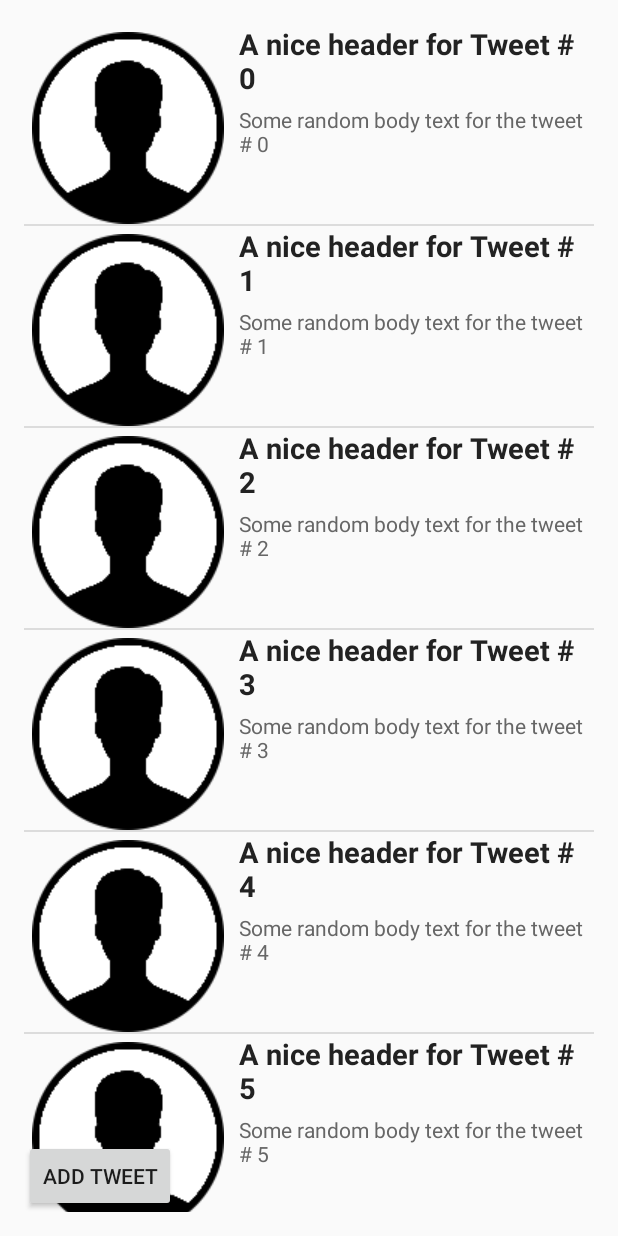
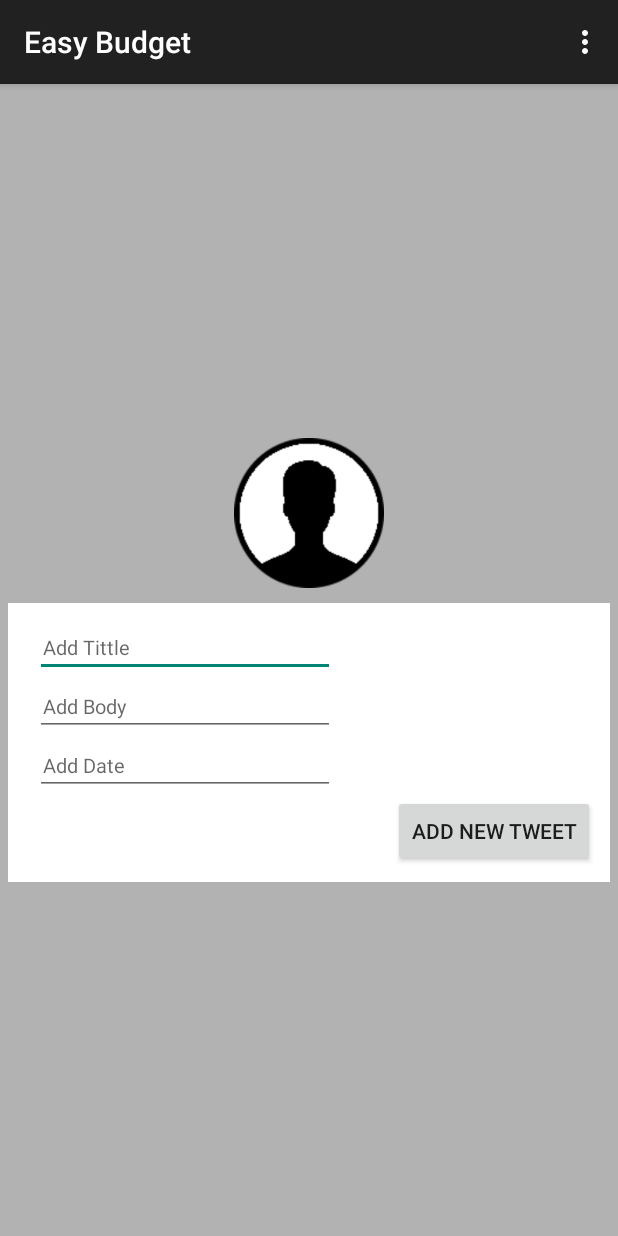
Before and after one commit to Thefastests/EasyBudget, an Android app: the TweetListActivity screen opened directly, with no data from a screen before it, after a tap on "ADD TWEET", on a phone screen of 412 x 824 dp. Run offline under Robolectric (Android 15) with nearby library versions, the phone set to English and light mode, and no system bars.

```diff
--- a/app/src/main/AndroidManifest.xml
+++ b/app/src/main/AndroidManifest.xml
@@ -24,6 +24,10 @@
             android:name=".TweetDetailActivity"
             android:label="@string/title_activity_tweet_detail" >
         </activity>
+        <activity
+            android:name=".TweetAddActivity"
+            android:label="@string/title_activity_tweet_add" >
+        </activity>
     </application>
 
 </manifest>
--- a/app/src/main/java/org/no_ip/magicperf2/easybudget/AsyncAddTweet.java
+++ b/app/src/main/java/org/no_ip/magicperf2/easybudget/AsyncAddTweet.java
@@ -5,40 +5,58 @@ import android.util.Log;
 
 import org.no_ip.magicperf2.easybudget.models.Tweet;
 
+import java.io.FileInputStream;
 import java.io.FileOutputStream;
+import java.io.ObjectInputStream;
 import java.io.ObjectOutputStream;
 import java.util.List;
 
 /**
  * Created by steve on 6/21/15.
  */
-public class AsyncAddTweet extends AsyncTask<List<Tweet>,Void,Void> {
-    private List<Tweet> tweetsWrite;
+public class AsyncAddTweet extends AsyncTask<List<Tweet>,Void,List<Tweet>> {
+    private List<Tweet> tweetsRead;
     private static final String TWEETS_CACHE_FILE = "tweet_cache.ser";
-    private TweetListActivity activity;
+    private TweetAddActivity activity;
+    private Tweet tweetToAdd;
 
-    public AsyncAddTweet(TweetListActivity act){
+    public AsyncAddTweet(TweetAddActivity act,Tweet t){
         activity = act;
+        tweetToAdd=t;
     }
 
     @Override
-    protected Void doInBackground(List<Tweet>... params) {
-        tweetsWrite = params[0];
-        Tweet tweet = new Tweet();
-        tweet.setTitle("Random Tweet"+tweetsWrite.size()+1);
-        tweet.setBody("Set Body");
-        tweet.setDate("TOday");
-        tweetsWrite.add(tweet);
+    protected List<Tweet> doInBackground(List<Tweet>... params) {
+        tweetsRead = params[0];
+        try {
+            //Thread.sleep(5000);
+            FileInputStream fis = activity.openFileInput(TWEETS_CACHE_FILE);
+            ObjectInputStream ois = new ObjectInputStream(fis);
+            tweetsRead = (List<Tweet>) ois.readObject();
+            //close file handles
+            ois.close();
+            fis.close();
+        }catch (Exception e){
+            //log exceptions (at least)
+            Log.e("codelearn", "Error reading tweets", e);
+        }
+        tweetsRead.add(tweetToAdd);
         try{
             FileOutputStream fos = activity.openFileOutput(TWEETS_CACHE_FILE, 0);
             ObjectOutputStream oos = new ObjectOutputStream(fos);
-            oos.writeObject(tweetsWrite);
+            oos.writeObject(tweetsRead);
             Log.d("codelearn", "Successfully wrote tweets to the file.");
             oos.close();
             fos.close();
         }catch(Exception e){
             Log.e("codelearn", "Error writing tweets", e);
         }
-        return null;
+        return tweetsRead;//null;
+    }
+
+    protected void onPostExecute(List<Tweet> result) {
+        //pass result to main UI thread to show the final data
+        //activity.renderTweets(result);
+        TweetListActivity.getInstance().renderTweets(result);
     }
 }
--- a/app/src/main/java/org/no_ip/magicperf2/easybudget/AsynchWriteTweets.java
+++ b/app/src/main/java/org/no_ip/magicperf2/easybudget/AsynchWriteTweets.java
@@ -29,6 +29,7 @@ public class AsynchWriteTweets extends AsyncTask<List<Tweet>,Void,Void> {
                 Tweet tweet = new Tweet();
                 tweet.setTitle("A nice header for Tweet # " +i);
                 tweet.setBody("Some random body text for the tweet # " +i);
+                tweet.setDate("Today");
                 tweetsWrite.add(tweet);
             }
         }catch(Exception e){
--- a/app/src/main/java/org/no_ip/magicperf2/easybudget/MainActivity.java
+++ b/app/src/main/java/org/no_ip/magicperf2/easybudget/MainActivity.java
@@ -37,9 +37,9 @@ public class MainActivity extends ActionBarActivity {
                 Log.d("Codelearn", "username caught - " + usernameValue);
                 SharedPreferences prefs = getSharedPreferences("codelearn_twitter", MODE_PRIVATE);
                 SharedPreferences.Editor editor = prefs.edit();
-                editor.putString("key1",usernameValue);
-                editor.putString("key2",passwordValue);
-                editor.apply();
+                //editor.putString("key1",usernameValue);
+                //editor.putString("key2",passwordValue);
+                //editor.apply();
                 Intent intent = new Intent(MainActivity.this, TweetListActivity.class);
                 startActivity(intent);
             }
--- a/app/src/main/java/org/no_ip/magicperf2/easybudget/TweetAdapter.java
+++ b/app/src/main/java/org/no_ip/magicperf2/easybudget/TweetAdapter.java
@@ -33,13 +33,13 @@ public class TweetAdapter extends ArrayAdapter<Tweet>{
             v = inflater.inflate(R.layout.row_tweet, parent, false);
         }
         Tweet tweet = tweets.get(position);
-        TextView tittle = (TextView) v.findViewById(R.id.tweetTitle);
+        TextView tittle = (TextView) v.findViewById(R.id.tweetDefaultTitle);
         tittle.setText(tweet.getTitle());
 
-        TextView body = (TextView) v.findViewById(R.id.tweetBody);
+        TextView body = (TextView) v.findViewById(R.id.tweetDefaultBody);
         body.setText(tweet.getBody());
 
-        TextView date = (TextView) v.findViewById(R.id.tweetDate);
+        TextView date = (TextView) v.findViewById(R.id.tweetDefaultDate);
         date.setText(tweet.getDate());
 
         return v;
--- /dev/null
+++ b/app/src/main/java/org/no_ip/magicperf2/easybudget/TweetAddActivity.java
@@ -0,0 +1,65 @@
+package org.no_ip.magicperf2.easybudget;
+
+import android.support.v7.app.ActionBarActivity;
+import android.os.Bundle;
+import android.util.Log;
+import android.view.Menu;
+import android.view.MenuItem;
+import android.view.View;
+import android.widget.Button;
+import android.widget.TextView;
+
+import org.no_ip.magicperf2.easybudget.models.Tweet;
+
+import java.util.ArrayList;
+import java.util.List;
+
+
+public class TweetAddActivity extends ActionBarActivity {
+    @Override
+    protected void onCreate(Bundle savedInstanceState) {
+        super.onCreate(savedInstanceState);
+        setContentView(R.layout.activity_tweet_add);
+
+        Button addTweet = (Button) findViewById(R.id.addNewTweet);
+        addTweet.setOnClickListener(new View.OnClickListener() {
+            @Override
+            public void onClick(View v) {
+                TextView tittle = (TextView) findViewById(R.id.tweetNewTitle);
+                TextView body = (TextView) findViewById(R.id.tweetNewBody);
+                TextView date = (TextView) findViewById(R.id.tweetNewDate);
+                Tweet tweet = new Tweet();
+                tweet.setTitle(tittle.getText().toString());
+                tweet.setBody(body.getText().toString());
+                tweet.setDate(date.getText().toString());
+                List<Tweet> tweets = new ArrayList<Tweet>();
+                new AsyncAddTweet(TweetAddActivity.this,tweet).execute(tweets);
+                //new TweetListActivity().renderTweets();
+                finish();
+                Log.d("learn",tweet.getTitle()+" "+tweet.getBody());
+            }
+        });
+    }
+
+    @Override
+    public boolean onCreateOptionsMenu(Menu menu) {
+        // Inflate the menu; this adds items to the action bar if it is present.
+        getMenuInflater().inflate(R.menu.menu_tweet_add, menu);
+        return true;
+    }
+
+    @Override
+    public boolean onOptionsItemSelected(MenuItem item) {
+        // Handle action bar item clicks here. The action bar will
+        // automatically handle clicks on the Home/Up button, so long
+        // as you specify a parent activity in AndroidManifest.xml.
+        int id = item.getItemId();
+
+        //noinspection SimplifiableIfStatement
+        if (id == R.id.action_settings) {
+            return true;
+        }
+
+        return super.onOptionsItemSelected(item);
+    }
+}
--- a/app/src/main/java/org/no_ip/magicperf2/easybudget/TweetListActivity.java
+++ b/app/src/main/java/org/no_ip/magicperf2/easybudget/TweetListActivity.java
@@ -9,6 +9,8 @@ import android.widget.ArrayAdapter;
 import android.widget.Button;
 import android.widget.ListView;
 import org.no_ip.magicperf2.easybudget.models.Tweet;
+
+import java.io.Serializable;
 import java.util.ArrayList;
 import java.util.List;
 
@@ -18,6 +20,7 @@ public class TweetListActivity extends ListActivity {
     private List<Tweet> tweetsWrite;
     private static final String TWEETS_CACHE_FILE = "tweet_cache.ser";
     private Button addTweet;
+    private static TweetListActivity instance;
 
     public void renderTweets(List<Tweet> tweets) {
         try{
@@ -28,23 +31,29 @@ public class TweetListActivity extends ListActivity {
         }
     }
 
+    public static TweetListActivity getInstance(){
+        return instance;
+    }
+
     @Override
     protected void onCreate(Bundle savedInstanceState) {
         super.onCreate(savedInstanceState);
         setContentView(R.layout.activity_tweet_list);
-
+        instance=this;
         tweetsWrite = new ArrayList<Tweet>();
         tweetsRead = new ArrayList<Tweet>();
 
-        new AsynchWriteTweets(this).execute(tweetsWrite);
-        final TweetListActivity tweetListActivity = this;
+        //new AsynchWriteTweets(this).execute(tweetsWrite);
+        //final TweetListActivity tweetListActivity = this;
 
         addTweet = (Button) findViewById(R.id.addTweetButton);
         addTweet.setOnClickListener(new View.OnClickListener() {
             @Override
             public void onClick(View v) {
-                new AsyncAddTweet(tweetListActivity).execute(tweetsWrite);
-                new AsyncFetchTweets(tweetListActivity).execute(tweetsRead);
+                Intent intent = new Intent(TweetListActivity.this, TweetAddActivity.class);
+                startActivity(intent);
+                //new AsyncAddTweet(tweetListActivity).execute(tweetsWrite);
+                //new AsyncFetchTweets(tweetListActivity).execute(tweetsRead);
             }
         });
 
--- a/app/src/main/java/org/no_ip/magicperf2/easybudget/models/Tweet.java
+++ b/app/src/main/java/org/no_ip/magicperf2/easybudget/models/Tweet.java
@@ -38,7 +38,7 @@ public class Tweet implements Serializable{
         return date;
     }
 
-    public void setDate(String body) {
+    public void setDate(String date) {
         this.date = date;
     }
 }
--- /dev/null
+++ b/app/src/main/res/layout/activity_tweet_add.xml
@@ -0,0 +1,70 @@
+<LinearLayout xmlns:android="http://schemas.android.com/apk/res/android"
+    android:layout_width="match_parent"
+    android:layout_height="match_parent"
+    android:background="#b2b2b2"
+    android:gravity="center"
+    android:orientation="vertical" >
+
+    <ImageView
+        android:id="@+id/tweetImage"
+        android:layout_width="100dp"
+        android:layout_height="100dp"
+        android:background="@drawable/user_profile"
+        android:layout_gravity="center_horizontal" />
+
+    <LinearLayout
+        android:layout_width="match_parent"
+        android:layout_height="wrap_content"
+        android:orientation="vertical"
+        android:layout_marginLeft="5dp"
+        android:layout_marginRight="5dp"
+        android:layout_marginTop="10dp"
+        android:background="#fff"
+        android:padding="10dp">
+
+        <EditText
+            android:id="@+id/tweetNewTitle"
+            android:layout_width="200dp"
+            android:layout_height="wrap_content"
+            android:hint="@string/add_tittle"
+            android:layout_marginLeft="8dp"
+            android:inputType="text"
+            android:paddingLeft="5dp"
+            android:textSize="13sp"
+            android:layout_gravity="center_vertical"
+            />
+
+        <EditText
+            android:id="@+id/tweetNewBody"
+            android:layout_width="200dp"
+            android:layout_height="wrap_content"
+            android:hint="@string/add_body"
+            android:layout_marginLeft="8dp"
+            android:inputType="text"
+            android:paddingLeft="5dp"
+            android:textSize="13sp"
+            android:layout_gravity="center_vertical"
+            />
+
+        <EditText
+            android:id="@+id/tweetNewDate"
+            android:layout_width="200dp"
+            android:layout_height="wrap_content"
+            android:hint="@string/add_date"
+            android:layout_marginLeft="8dp"
+            android:inputType="text"
+            android:paddingLeft="5dp"
+            android:textSize="13sp"
+            android:layout_gravity="center_vertical"
+            />
+        <Button
+            android:layout_width="wrap_content"
+            android:layout_height="wrap_content"
+            android:text="Add New Tweet"
+            android:id="@+id/addNewTweet"
+            android:layout_gravity="right" />
+    </LinearLayout>
+
+
+
+</LinearLayout>
--- a/app/src/main/res/layout/row_tweet.xml
+++ b/app/src/main/res/layout/row_tweet.xml
@@ -21,7 +21,7 @@
 
 
         <TextView
-            android:id="@+id/tweetTitle"
+            android:id="@+id/tweetDefaultTitle"
             android:layout_width="match_parent"
             android:layout_height="wrap_content"
             android:text="Header Text"
@@ -32,7 +32,7 @@
 
 
         <TextView
-            android:id="@+id/tweetBody"
+            android:id="@+id/tweetDefaultBody"
             android:layout_width="match_parent"
             android:layout_height="wrap_content"
             android:text="Tweet body text here"
@@ -45,7 +45,7 @@
 
 
         <TextView
-            android:id="@+id/tweetDate"
+            android:id="@+id/tweetDefaultDate"
             android:layout_width="match_parent"
             android:layout_height="wrap_content"
             android:text="20 Nov 2013"
--- /dev/null
+++ b/app/src/main/res/menu/menu_tweet_add.xml
@@ -0,0 +1,7 @@
+<menu xmlns:android="http://schemas.android.com/apk/res/android"
+    xmlns:app="http://schemas.android.com/apk/res-auto"
+    xmlns:tools="http://schemas.android.com/tools"
+    tools:context="org.no_ip.magicperf2.easybudget.TweetAddActivity">
+    <item android:id="@+id/action_settings" android:title="@string/action_settings"
+        android:orderInCategory="100" app:showAsAction="never" />
+</menu>
--- a/app/src/main/res/values/strings.xml
+++ b/app/src/main/res/values/strings.xml
@@ -11,6 +11,10 @@
     <string name="lbl_login">Login</string>
     <string name="action_settings">Settings</string>
     <string name="no_tweet_found">No Tweet Found</string>
-    <string name="title_activity_tweet_list">TweetListActivity</string>
-    <string name="title_activity_tweet_detail">TweetDetailActivity</string>
+    <string name="title_activity_tweet_list">Easy Budget</string>
+    <string name="title_activity_tweet_detail">Easy Budget</string>
+    <string name="title_activity_tweet_add">Easy Budget</string>
+    <string name="add_tittle">Add Tittle</string>
+    <string name="add_body">Add Body</string>
+    <string name="add_date">Add Date</string>
 </resources>
```
